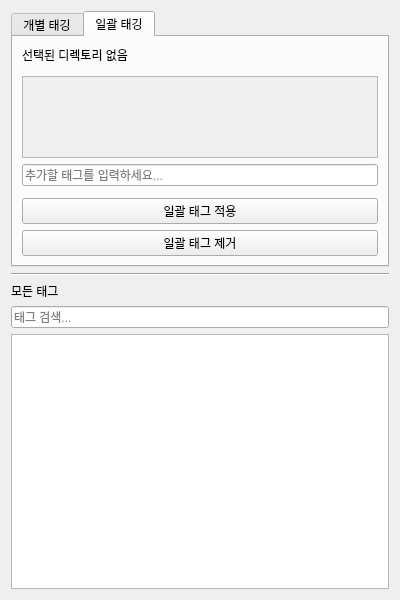
Old version of the form ui/tag_control_widget.ui in the repository Yamang02/PYQT5_FileTagger.
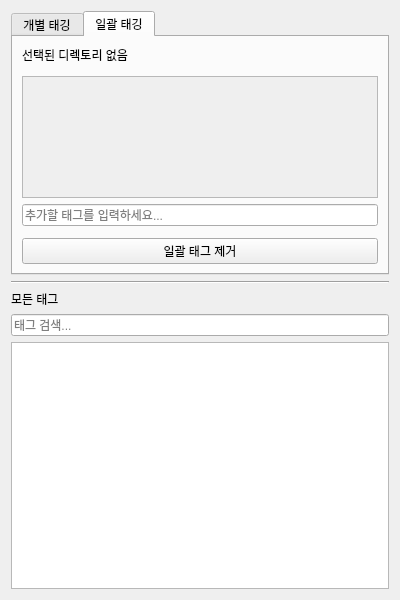
New version of the form. The open tabs and pages were chosen to show the change.

Commit message:
feat(ui): 일괄 태깅 탭 태그칩 삭제 버튼 비활성화
일괄 태깅 탭에서 태그칩의 X 버튼을 비활성화하여 사용자가
실수로 태그를 삭제하는 것을 방지하고, 일괄 태그 제거는
BatchRemoveTagsDialog를 통해서만 가능하도록 개선

- 일괄 태깅 탭 태그칩 삭제 버튼 비활성화
- 일괄 태그 제거 로직 제거 (remove_tag 메서드)
- 삭제 버튼에 안내 툴팁 추가

Patch:
```diff
--- a/ui/tag_control_widget.ui
+++ b/ui/tag_control_widget.ui
@@ -137,7 +137,7 @@
          <property name="minimumSize">
           <size>
            <width>0</width>
-           <height>60</height>
+           <height>120</height>
           </size>
          </property>
          <property name="maximumSize">
@@ -152,7 +152,7 @@
             <x>0</x>
             <y>0</y>
             <width>356</width>
-            <height>60</height>
+            <height>120</height>
            </rect>
           </property>
          </widget>
@@ -168,13 +168,6 @@
        <item>
         <widget class="QWidget" name="batch_options_placeholder" native="true"/>
        </item>
-       <item>
-        <widget class="QPushButton" name="batch_apply_button">
-         <property name="text">
-          <string>일괄 태그 적용</string>
-         </property>
-        </widget>
-       </item>
        <item>
         <widget class="QPushButton" name="batch_remove_tags_button">
          <property name="text">
```
The commit also changes 3 other files.
